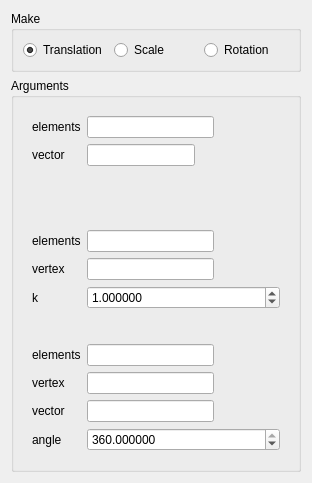
This is src/HEXABLOCKGUI/Transformation_QTD.ui in SalomePlatform/hexablock as Qt 5 draws it before an edit. The edited form follows.
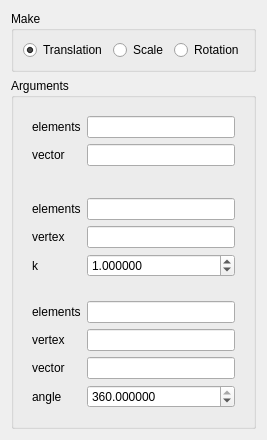
This is the edited form.

Patch:
```diff
--- a/src/HEXABLOCKGUI/Transformation_QTD.ui
+++ b/src/HEXABLOCKGUI/Transformation_QTD.ui
@@ -6,12 +6,12 @@
    <rect>
     <x>0</x>
     <y>0</y>
-    <width>312</width>
-    <height>483</height>
+    <width>239</width>
+    <height>440</height>
    </rect>
   </property>
   <property name="sizePolicy">
-   <sizepolicy hsizetype="Minimum" vsizetype="Fixed">
+   <sizepolicy hsizetype="Preferred" vsizetype="Fixed">
     <horstretch>0</horstretch>
     <verstretch>0</verstretch>
    </sizepolicy>
@@ -21,7 +21,7 @@
   </property>
   <layout class="QVBoxLayout" name="verticalLayout_4">
    <property name="sizeConstraint">
-    <enum>QLayout::SetMinimumSize</enum>
+    <enum>QLayout::SetDefaultConstraint</enum>
    </property>
    <item>
     <widget class="QGroupBox" name="groupBox">
@@ -95,9 +95,6 @@
       <item>
        <widget class="QWidget" name="widget" native="true">
         <layout class="QFormLayout" name="formLayout">
-         <property name="fieldGrowthPolicy">
-          <enum>QFormLayout::ExpandingFieldsGrow</enum>
-         </property>
          <item row="0" column="0">
           <widget class="QLabel" name="label_6">
            <property name="text">
@@ -109,7 +106,7 @@
           <widget class="QLineEdit" name="elts_le_rb0">
            <property name="maximumSize">
             <size>
-             <width>127</width>
+             <width>16777215</width>
              <height>16777215</height>
             </size>
            </property>
@@ -135,7 +132,7 @@
            </property>
            <property name="maximumSize">
             <size>
-             <width>127</width>
+             <width>16777215</width>
              <height>16777215</height>
             </size>
            </property>
@@ -154,7 +151,7 @@
           <widget class="QLineEdit" name="elts_le_rb1">
            <property name="maximumSize">
             <size>
-             <width>127</width>
+             <width>16777215</width>
              <height>16777215</height>
             </size>
            </property>
@@ -174,7 +171,7 @@
           <widget class="QLineEdit" name="vex_le_rb1">
            <property name="maximumSize">
             <size>
-             <width>127</width>
+             <width>16777215</width>
              <height>16777215</height>
             </size>
            </property>
@@ -220,7 +217,7 @@
           <widget class="QLineEdit" name="elts_le_rb2">
            <property name="maximumSize">
             <size>
-             <width>127</width>
+             <width>16777215</width>
              <height>16777215</height>
             </size>
            </property>
@@ -240,7 +237,7 @@
           <widget class="QLineEdit" name="vex_le_rb2">
            <property name="maximumSize">
             <size>
-             <width>127</width>
+             <width>16777215</width>
              <height>16777215</height>
             </size>
            </property>
@@ -260,7 +257,7 @@
           <widget class="QLineEdit" name="vec_le_rb2">
            <property name="maximumSize">
             <size>
-             <width>127</width>
+             <width>16777215</width>
              <height>16777215</height>
             </size>
            </property>
```
Left out of the diff: 14 changed lines with no effect on the pictures.
